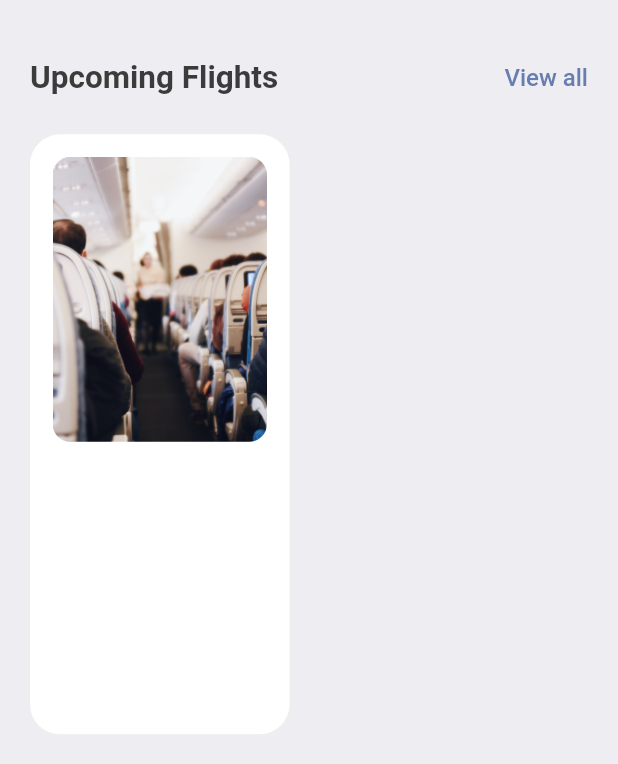
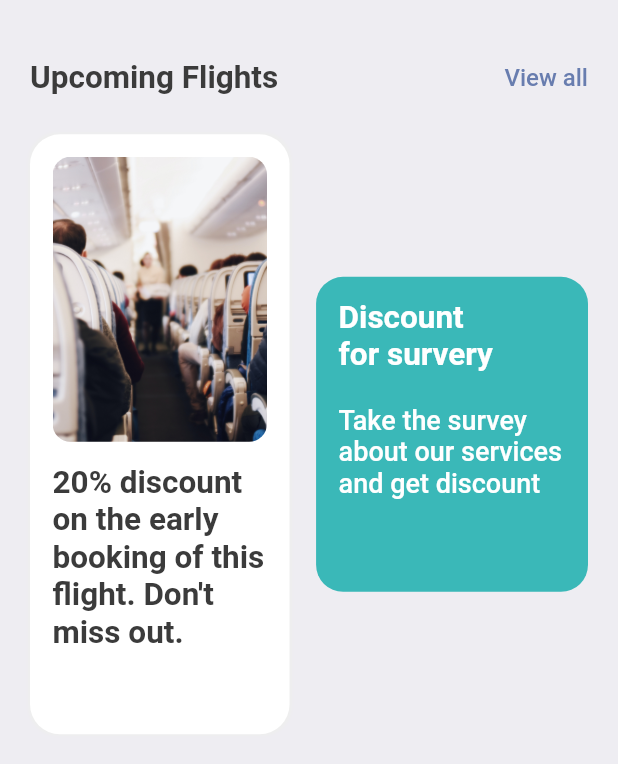
Before and after one commit to Deonorla/Book_Ticket, a Flutter app: the SearchScreen screen opened directly, scrolled down 101 dp, on a phone screen of 412 x 824 dp, the part 472-1236 px from its top. Run offline on Flutter 3.47's test engine with Material 2 defaults, Android fonts, the phone set to English and light mode, and no system bars; our stand-ins replace fluentui_icons, gap, get.

Commit message:
[Added Discount box ]

```diff
--- a/lib/screens/search_screen.dart
+++ b/lib/screens/search_screen.dart
@@ -1,3 +1,4 @@
+import 'package:flutter/cupertino.dart';
 import 'package:flutter/material.dart';
 import 'package:gap/gap.dart';
 import 'package:tickets/utils/app_layout.dart';
@@ -81,6 +82,7 @@ class SearchScreen extends StatelessWidget{
           const AppDoubleTextWidget(bigText: "Upcoming Flights", smallText: "View all"),
           Gap(AppLayout.getHeight(25)),
           Row(
+            mainAxisAlignment: MainAxisAlignment.spaceBetween,
             children: [
               Container(
                 width: size.width*0.42,
@@ -110,10 +112,42 @@ class SearchScreen extends StatelessWidget{
                           )
                         ),
                       ),
+                    ),
+                      Gap(AppLayout.getHeight(15)),
+                      Text("20% discount on the early booking of this flight. Don't miss out.",
+                      style: Styles.headLineStyle2 ,),
+                  ],
+                ),
+              ),
+               Column(
+
+                  children: [
+                    Container(
+                       width: size.width*0.44,
+                       height: AppLayout.getHeight(210),
+                      padding: EdgeInsets.symmetric(vertical: AppLayout.getHeight(15), horizontal: AppLayout.getHeight(15)),
+                      decoration: BoxDecoration(
+                        color: const Color(0xFF3AB8B8),
+                        borderRadius: BorderRadius.circular(AppLayout.getHeight(18))
+                      ),
+                      child: Column(
+                        crossAxisAlignment: CrossAxisAlignment.start,
+                        children: [
+                           Text(
+                             "Discount\nfor survery",
+                             style: Styles.headLineStyle2.copyWith(fontWeight: FontWeight.bold, color: Colors.white),
+                           ),
+                          Gap(AppLayout.getHeight(20)),
+                          Text(
+                             "Take the survey about our services and get discount",
+                             style: Styles.headLineStyle2.copyWith(fontWeight: FontWeight.w500, color: Colors.white, fontSize: 18),
+                           ),
+                        ]
+                      ),
                     )
                   ],
                 ),
-              )
+
             ],
           )
 
```
